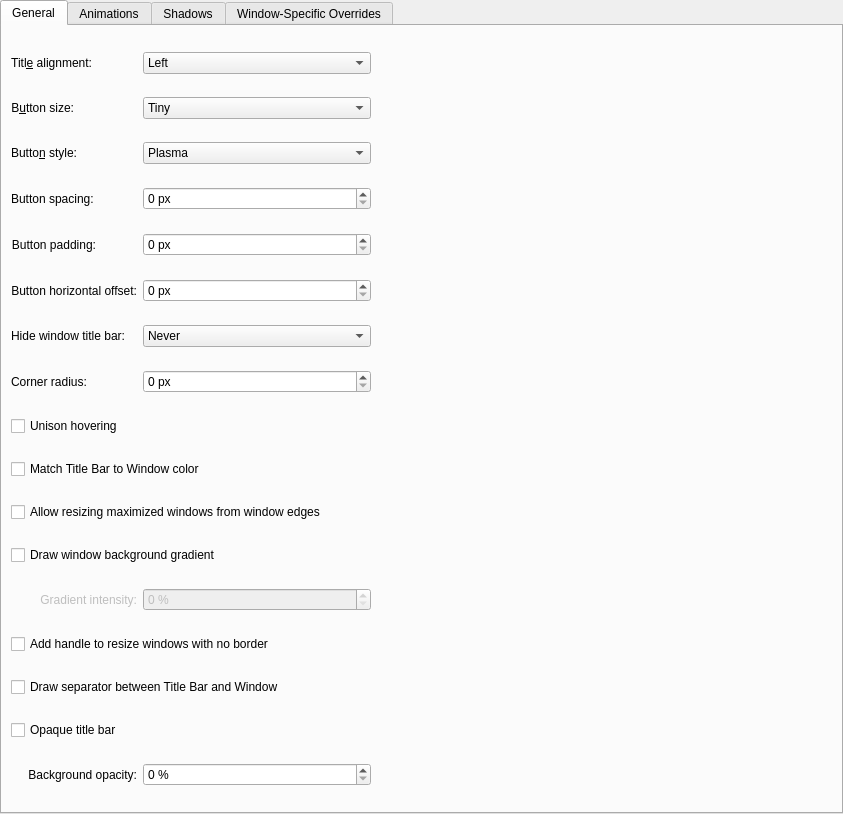
Before: the Qt Designer form config/ui/breezeconfigurationui.ui in kupiqu/SierraBreezeEnhanced, drawn with Qt 5.
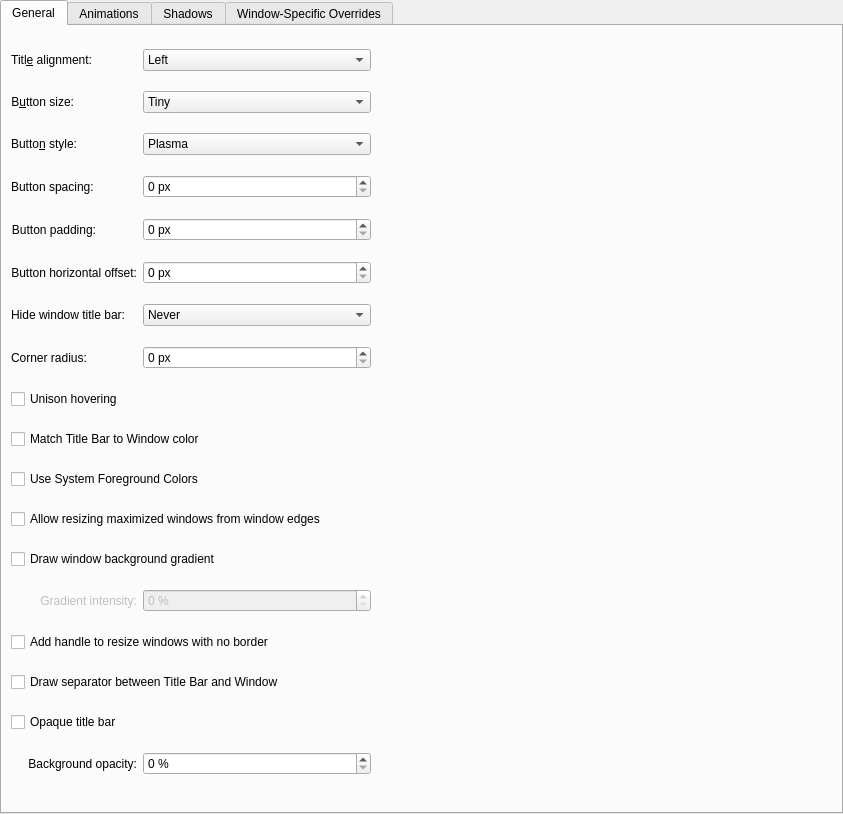
After: the same form once the commit is applied. Custom widgets are drawn as their Qt base class.

What changed in the file:
```diff
--- a/config/ui/breezeconfigurationui.ui
+++ b/config/ui/breezeconfigurationui.ui
@@ -53,7 +53,7 @@
          </property>
         </widget>
        </item>
-       <item row="10" column="1" colspan="4">
+       <item row="11" column="1" colspan="4">
         <widget class="QCheckBox" name="drawBorderOnMaximizedWindows">
          <property name="text">
           <string>Allow resizing maximized windows from window edges</string>
@@ -120,7 +120,7 @@
          </property>
         </widget>
        </item>
-       <item row="11" column="1" colspan="4">
+       <item row="12" column="1" colspan="4">
         <widget class="QCheckBox" name="drawBackgroundGradient">
          <property name="text">
           <string>Draw window background gradient</string>
@@ -433,6 +433,13 @@
          </property>
         </widget>
        </item>
+       <item row="10" column="1" colspan="4">
+         <widget class="QCheckBox" name="systemForegroundColor">
+           <property name="text">
+             <string>Use System Foreground Colors</string>
+           </property>
+         </widget>
+       </item>
       </layout>
      </widget>
      <widget class="QWidget" name="tab_2">
```
Left out of the diff: 1 changed line with no effect on the pictures.
